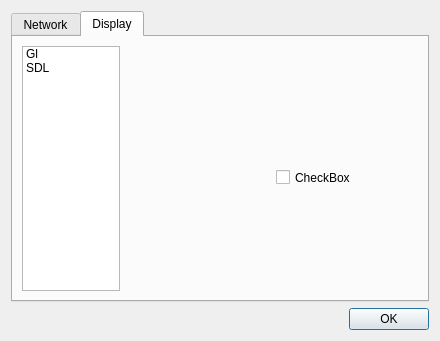
Above: gui/QT/ui/settings.ui from mpiatka/UltraGrid before the change. Below: the same form after it.
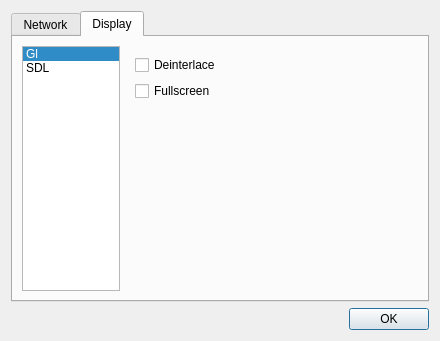
That is the form after the change. The open tabs and pages were chosen to show the change.

Commit message: GUI: gl and sdl display options

What changed in the file:
```diff
--- a/gui/QT/ui/settings.ui
+++ b/gui/QT/ui/settings.ui
@@ -415,6 +415,9 @@
            <verstretch>0</verstretch>
           </sizepolicy>
          </property>
+         <property name="currentRow">
+          <number>0</number>
+         </property>
          <item>
           <property name="text">
            <string>Gl</string>
@@ -475,19 +478,22 @@
           </layout>
          </widget>
          <widget class="QWidget" name="sdl_page">
-          <widget class="QCheckBox" name="checkBox">
-           <property name="geometry">
-            <rect>
-             <x>150</x>
-             <y>120</y>
-             <width>85</width>
-             <height>23</height>
-            </rect>
-           </property>
+          <layout class="QFormLayout" name="formLayout_3">
+           <item row="0" column="0">
+            <widget class="QCheckBox" name="sdlDeinterlace">
+             <property name="text">
+              <string>Deinterlace</string>
+             </property>
+            </widget>
+           </item>
+           <item row="1" column="0">
+            <widget class="QCheckBox" name="sdlFullscreen">
            <property name="text">
-            <string>CheckBox</string>
-           </property>
-          </widget>
+              <string>Fullscreen</string>
+             </property>
+            </widget>
+           </item>
+          </layout>
          </widget>
         </widget>
        </item>
```
Left out of the diff: 7 changed lines with no effect on the pictures. Lines whose indentation alone changed are shown as unchanged. The commit also changes 2 other files.
